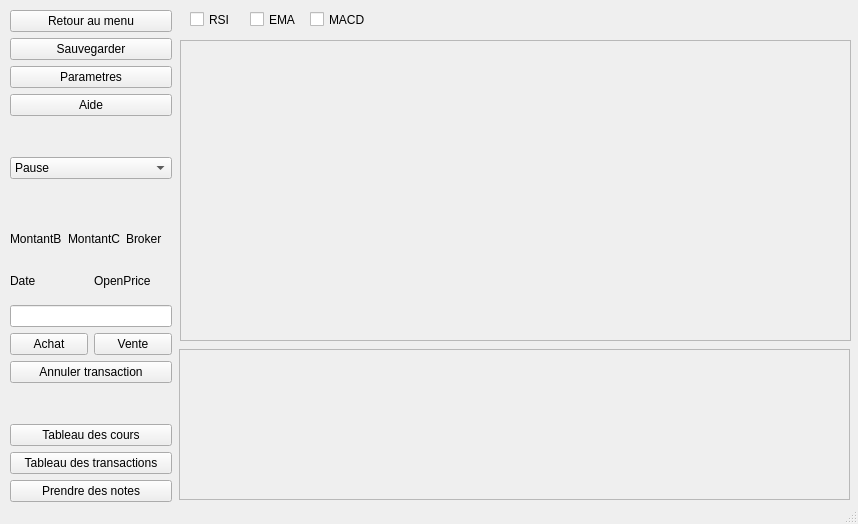
VSahanaa/LO21_TrandingSimulator, file MainWindows/mainwindow_modepas.ui: the form before one commit.
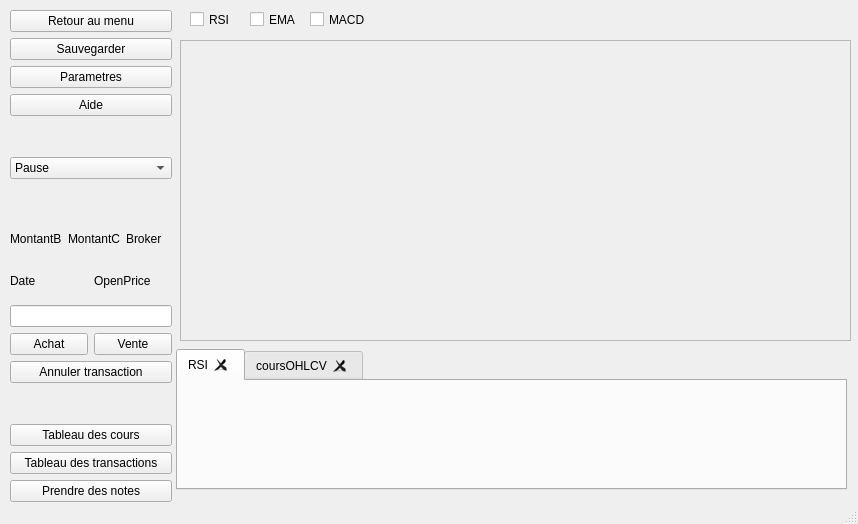
The form after the commit.

```diff
--- a/MainWindows/mainwindow_modepas.ui
+++ b/MainWindows/mainwindow_modepas.ui
@@ -30,22 +30,6 @@
      <enum>QFrame::Raised</enum>
     </property>
    </widget>
-   <widget class="QFrame" name="frame_autre">
-    <property name="geometry">
-     <rect>
-      <x>179</x>
-      <y>349</y>
-      <width>671</width>
-      <height>151</height>
-     </rect>
-    </property>
-    <property name="frameShape">
-     <enum>QFrame::StyledPanel</enum>
-    </property>
-    <property name="frameShadow">
-     <enum>QFrame::Raised</enum>
-    </property>
-   </widget>
    <widget class="QWidget" name="layoutWidget">
     <property name="geometry">
      <rect>
@@ -295,6 +279,38 @@
      </item>
     </layout>
    </widget>
+   <widget class="QTabWidget" name="tabWidget_autres">
+    <property name="geometry">
+     <rect>
+      <x>176</x>
+      <y>349</y>
+      <width>671</width>
+      <height>141</height>
+     </rect>
+    </property>
+    <property name="currentIndex">
+     <number>0</number>
+    </property>
+    <property name="tabsClosable">
+     <bool>true</bool>
+    </property>
+    <property name="movable">
+     <bool>true</bool>
+    </property>
+    <property name="tabBarAutoHide">
+     <bool>false</bool>
+    </property>
+    <widget class="QWidget" name="tab_RSI">
+     <attribute name="title">
+      <string>RSI</string>
+     </attribute>
+    </widget>
+    <widget class="QWidget" name="tab_coursOHLVC">
+     <attribute name="title">
+      <string>coursOHLCV</string>
+     </attribute>
+    </widget>
+   </widget>
   </widget>
   <widget class="QStatusBar" name="statusbar"/>
  </widget>
```
